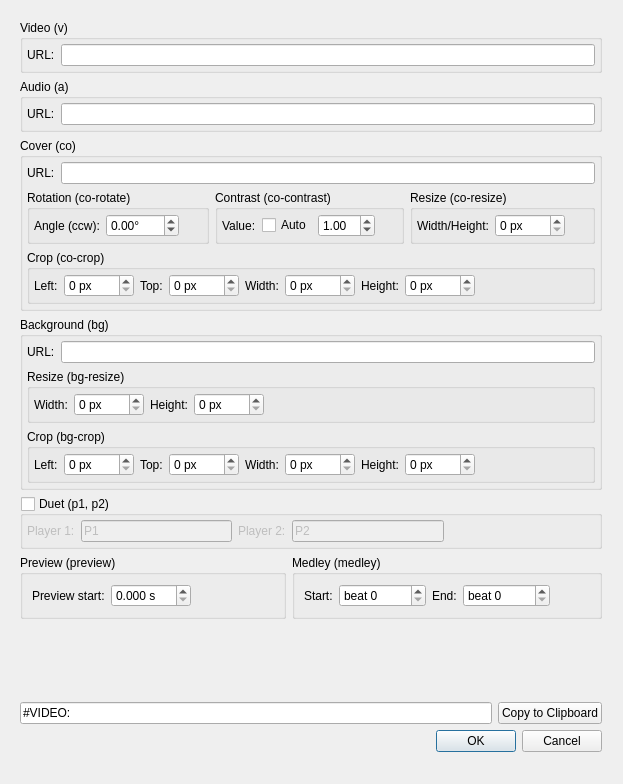
Above: src/usdb_syncer/gui/forms/MetaTagsDialog.ui from bohning/usdb_syncer before the change. Below: the same form after it.
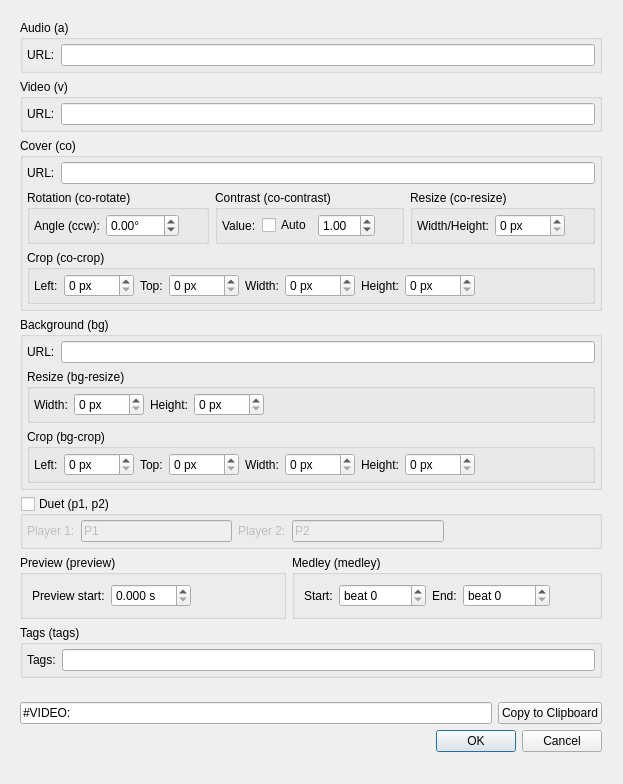
That is the form after the change.

Commit message:
Add support for tags in meta tags creation dialog.
Also: switch order of audio and video (as audio is more important than video).

Diff of the .ui file:
```diff
--- a/src/usdb_syncer/gui/forms/MetaTagsDialog.ui
+++ b/src/usdb_syncer/gui/forms/MetaTagsDialog.ui
@@ -69,42 +69,7 @@
         <enum>QLayout::SizeConstraint::SetNoConstraint</enum>
        </property>
        <item>
-        <widget class="QGroupBox" name="groupBox">
-         <property name="title">
-          <string>Video (v)</string>
-         </property>
-         <layout class="QVBoxLayout" name="verticalLayout_4">
-          <property name="leftMargin">
-           <number>4</number>
-          </property>
-          <property name="topMargin">
-           <number>4</number>
-          </property>
-          <property name="rightMargin">
-           <number>4</number>
-          </property>
-          <property name="bottomMargin">
-           <number>4</number>
-          </property>
-          <item>
-           <layout class="QHBoxLayout" name="horizontalLayout_12">
-            <item>
-             <widget class="QLabel" name="label">
-              <property name="text">
-               <string>URL:</string>
-              </property>
-             </widget>
-            </item>
-            <item>
-             <widget class="QLineEdit" name="video_url"/>
-            </item>
-           </layout>
-          </item>
-         </layout>
-        </widget>
-       </item>
-       <item>
-        <widget class="QGroupBox" name="groupBox_4">
+        <widget class="QGroupBox" name="audio">
          <property name="title">
           <string>Audio (a)</string>
          </property>
@@ -139,7 +104,42 @@
         </widget>
        </item>
        <item>
-        <widget class="QGroupBox" name="groupBox_5">
+        <widget class="QGroupBox" name="video">
+         <property name="title">
+          <string>Video (v)</string>
+         </property>
+         <layout class="QVBoxLayout" name="verticalLayout_4">
+          <property name="leftMargin">
+           <number>4</number>
+          </property>
+          <property name="topMargin">
+           <number>4</number>
+          </property>
+          <property name="rightMargin">
+           <number>4</number>
+          </property>
+          <property name="bottomMargin">
+           <number>4</number>
+          </property>
+          <item>
+           <layout class="QHBoxLayout" name="video_layout">
+            <item>
+             <widget class="QLabel" name="video_label">
+              <property name="text">
+               <string>URL:</string>
+              </property>
+             </widget>
+            </item>
+            <item>
+             <widget class="QLineEdit" name="video_url"/>
+            </item>
+           </layout>
+          </item>
+         </layout>
+        </widget>
+       </item>
+       <item>
+        <widget class="QGroupBox" name="cover">
          <property name="title">
           <string>Cover (co)</string>
          </property>
@@ -884,6 +884,41 @@
          </item>
         </layout>
        </item>
+       <item>
+        <widget class="QGroupBox" name="tags_2">
+         <property name="title">
+          <string>Tags (tags)</string>
+         </property>
+         <layout class="QVBoxLayout" name="verticalLayout_3">
+          <property name="leftMargin">
+           <number>4</number>
+          </property>
+          <property name="topMargin">
+           <number>4</number>
+          </property>
+          <property name="rightMargin">
+           <number>4</number>
+          </property>
+          <property name="bottomMargin">
+           <number>4</number>
+          </property>
+          <item>
+           <layout class="QHBoxLayout" name="tags_layout">
+            <item>
+             <widget class="QLabel" name="tags_label">
+              <property name="text">
+               <string>Tags:</string>
+              </property>
+             </widget>
+            </item>
+            <item>
+             <widget class="QLineEdit" name="tags"/>
+            </item>
+           </layout>
+          </item>
+         </layout>
+        </widget>
+       </item>
        <item>
         <spacer name="verticalSpacer">
          <property name="orientation">
```
Left out of the diff: 69 changed lines with no effect on the pictures. The commit also changes 1 other file.
